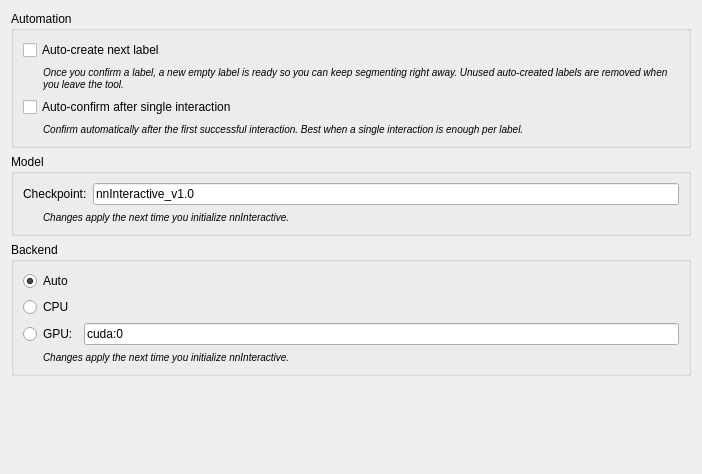
Old version of the form Plugins/org.mitk.gui.qt.segmentation/src/internal/QmitknnInteractivePreferencePage.ui in the repository MITK/MITK.
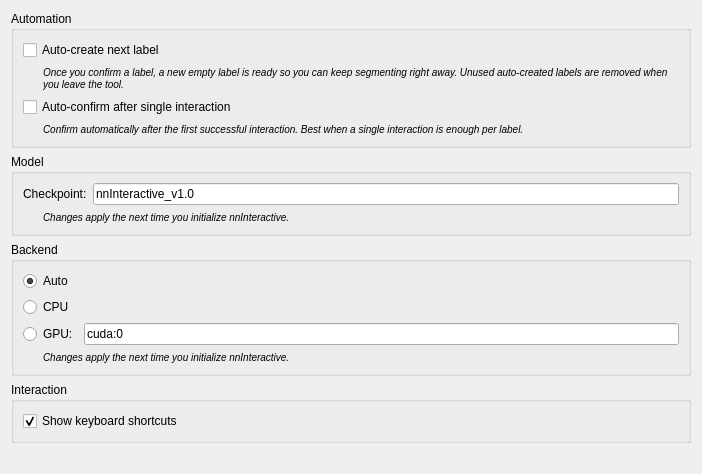
New version of the form.

Commit message: Show keyboard shortcuts in nnInteractive button labels

```diff
--- a/Plugins/org.mitk.gui.qt.segmentation/src/internal/QmitknnInteractivePreferencePage.ui
+++ b/Plugins/org.mitk.gui.qt.segmentation/src/internal/QmitknnInteractivePreferencePage.ui
@@ -192,6 +192,25 @@
      </layout>
     </widget>
    </item>
+   <item>
+    <widget class="QGroupBox" name="interactionGroupBox">
+     <property name="title">
+      <string>Interaction</string>
+     </property>
+     <layout class="QVBoxLayout" name="interactionLayout">
+      <item>
+       <widget class="QCheckBox" name="showShortcutsInLabelsCheckBox">
+        <property name="text">
+         <string>Show keyboard shortcuts</string>
+        </property>
+        <property name="checked">
+         <bool>true</bool>
+        </property>
+       </widget>
+      </item>
+     </layout>
+    </widget>
+   </item>
    <item>
     <spacer name="verticalSpacer">
      <property name="orientation">
```
Left out of the diff: 1 changed line with no effect on the pictures. The commit also changes 3 other files.
